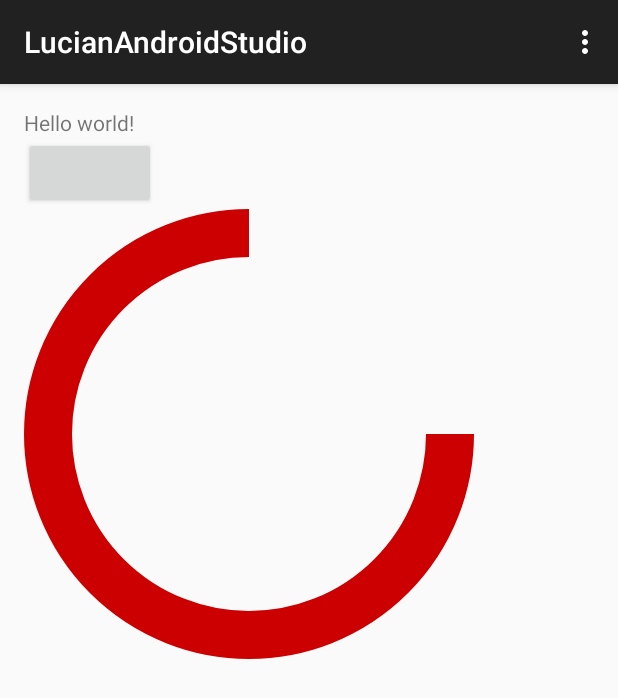
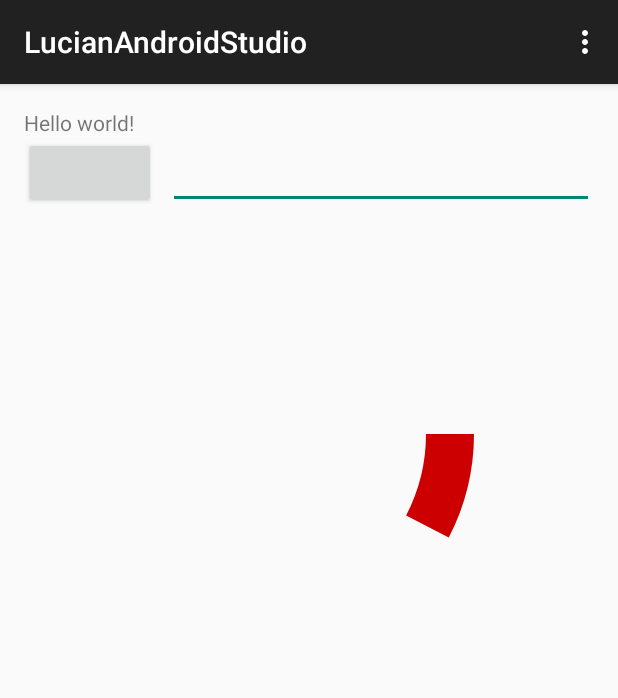
Before and after one commit to Lucian9083/LucianAndroidStudio, an Android app: the screen it shows after launch (MainActivity), on a phone screen of 412 x 824 dp. Shown: the top 698 px of the screen. Run offline under Robolectric (Android 15) with nearby library versions, the phone set to English and light mode, and no system bars.

Commit message:
修改界面重绘bug

```diff
--- a/app/src/main/java/com/lvzheng/test/lucianandroidstudio/MainActivity.java
+++ b/app/src/main/java/com/lvzheng/test/lucianandroidstudio/MainActivity.java
@@ -4,16 +4,61 @@ import android.support.v7.app.ActionBarActivity;
 import android.os.Bundle;
 import android.view.Menu;
 import android.view.MenuItem;
+import android.view.View;
+import android.widget.EditText;
+
+import com.lvzheng.test.lucianandroidstudio.customwidgets.CircleArcView;
 
 
-public class MainActivity extends ActionBarActivity {
+public class MainActivity extends ActionBarActivity implements View.OnClickListener{
+    public static final String TAG = MainActivity.class.getSimpleName();
+
+    private EditText mEditText;
+
+    private CircleArcView mCircleArcView;
 
     @Override
     protected void onCreate(Bundle savedInstanceState) {
         super.onCreate(savedInstanceState);
         setContentView(R.layout.activity_main);
+        initView();
     }
 
+    private void initView(){
+
+        findViewById(R.id.button).setOnClickListener(this);
+
+        mEditText = (EditText)findViewById(R.id.edit_tx);
+
+        mCircleArcView = (CircleArcView)findViewById(R.id.circle_arc);
+    }
+
+    /**
+     * Called when a view has been clicked.
+     *
+     * @param v The view that was clicked.
+     */
+    @Override
+    public void onClick(View v) {
+        switch (v.getId()){
+            case R.id.button:
+
+                restartViewAnimal();
+
+                break;
+        }
+    }
+
+    private void restartViewAnimal(){
+        float duration = 500f;
+
+        try {
+            duration = Float.parseFloat(mEditText.getText().toString());
+        } catch (NumberFormatException e) {
+        }
+
+        mCircleArcView.startAnimal(duration);
+    }
 
     @Override
     public boolean onCreateOptionsMenu(Menu menu) {
--- a/app/src/main/java/com/lvzheng/test/lucianandroidstudio/customwidgets/CircleArcView.java
+++ b/app/src/main/java/com/lvzheng/test/lucianandroidstudio/customwidgets/CircleArcView.java
@@ -254,11 +254,16 @@ public class CircleArcView extends View{
                 mDrawCount++;
                 mAnimalDegree += (mDrawCount-1)*mD;
 
+                canvas.drawArc(mRectF, mArcStartDegree, mAnimalDegree, false,mPaint);
+
                 invalidate();
             }else{
+
+                canvas.drawArc(mRectF, mArcStartDegree, mAnimalDegree, false,mPaint);
                 mDrawCount = 0;
+                mAnimalDegree = mArcStartDegree;
             }
-            canvas.drawArc(mRectF, mArcStartDegree, mAnimalDegree, false,mPaint);
+
         } else {
             canvas.drawArc(mRectF, mArcStartDegree, mArcSweepDegree, false,mPaint);
         }
@@ -280,7 +285,7 @@ public class CircleArcView extends View{
         mDrawCount = 0;
 
         // calculate the times of redraw
-        mReDrawTimes = (int) (mAnimalDuration/ANIMAL_SPEED);
+        mReDrawTimes = (int) (duration/ANIMAL_SPEED);
 
         mAnimalDegree = mArcStartDegree;
         // 用等差数列前n项和公式，求出公差
--- a/app/src/main/res/layout/activity_main.xml
+++ b/app/src/main/res/layout/activity_main.xml
@@ -12,6 +12,14 @@
         android:layout_width="wrap_content"
         android:layout_height="wrap_content"
         android:text="@string/hello_world" />
+    <EditText
+        android:id="@+id/edit_tx"
+        android:layout_width="match_parent"
+        android:layout_height="wrap_content"
+        android:layout_alignBottom="@+id/button"
+        android:layout_toEndOf="@+id/button"
+        android:layout_marginStart="8dp"
+        />
 
     <Button
         android:id="@+id/button"
@@ -20,11 +28,13 @@
         android:layout_below="@+id/helloword"
         android:layout_alignParentLeft="true"
         android:layout_alignParentStart="true" />
+
     <com.lvzheng.test.lucianandroidstudio.customwidgets.CircleArcView
+        android:id="@+id/circle_arc"
         android:layout_width="300dp"
         android:layout_height="300dp"
         android:layout_below="@+id/button"
-        arc:enableAnimal="false"
+        arc:enableAnimal="true"
         arc:arcStartDegree="0"
         arc:arcSweepDegree="270"
         arc:arcStrokeWidth="32dp"
```
